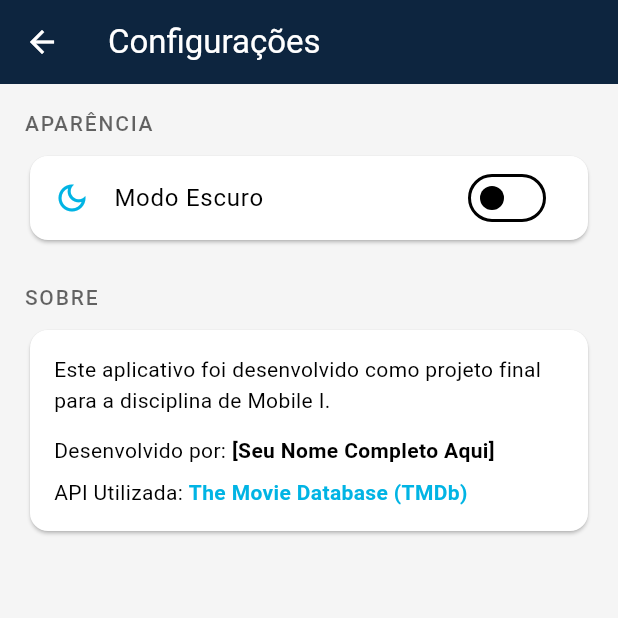
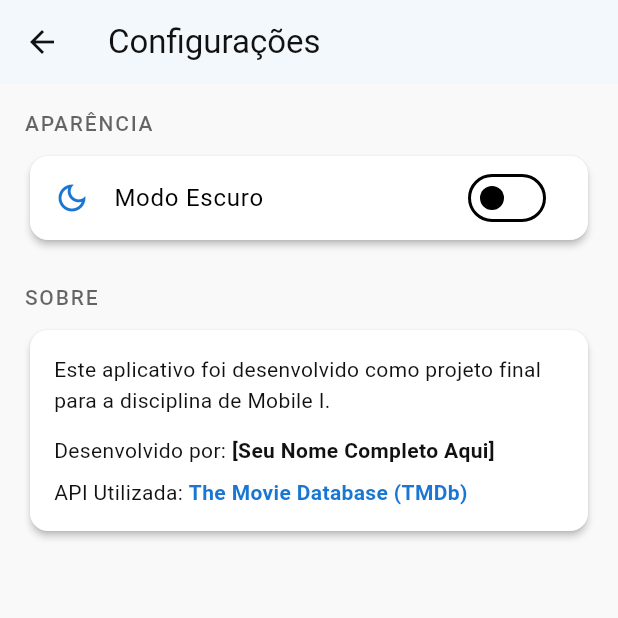
Before and after one commit to eville75/Filmes-Flutter, a Flutter app: the screen it shows after launch, after a tap on the "settings" icon, on a phone screen of 412 x 824 dp, the top half of it. Run offline on Flutter 3.47's test engine with Material 3 defaults, Android fonts, the phone set to English and light mode, and no system bars; our stand-ins replace shared_preferences, youtube_player_flutter; network calls fail.

Commit message:
ajustando cores da interface

```diff
--- a/lib/main.dart
+++ b/lib/main.dart
@@ -4,13 +4,23 @@ import 'Core/RouteManager.dart';
 import 'providers/favorites_provider.dart';
 import 'providers/theme_provider.dart';
 
-// Cores da nova paleta inspirada no TMDB
+// Definindo as cores da sua paleta para fácil acesso
 class AppColors {
-  static const Color tmdbDarkBlue = Color(0xFF0d253f);
-  static const Color tmdbLightBlue = Color(0xFF01b4e4);
-  static const Color tmdbLighterGreen = Color(0xFF90cea1);
-  static const Color almostBlack = Color(0xFF031d33);
-  static const Color nearWhite = Color(0xFFF5F5F5);
+  // Cores Modo Claro
+  static const Color lightBg = Color(0xFFF9F9F9);
+  static const Color lightCard = Color(0xFFFFFFFF);
+  static const Color lightPrimary = Color(0xFF1976D2);
+  static const Color lightText = Color(0xFF111111);
+  static const Color lightTextSecondary = Color(0xFF555555);
+  static const Color lightChip = Color(0xFFE3F2FD);
+
+  // Cores Modo Escuro
+  static const Color darkBg = Color(0xFF121212);
+  static const Color darkCard = Color(0xFF1E1E1E);
+  static const Color darkPrimary = Color(0xFF90CAF9);
+  static const Color darkText = Color(0xFFFFFFFF);
+  static const Color darkTextSecondary = Color(0xFFBBBBBB);
+  static const Color darkChip = Color(0xFF263238);
 }
 
 void main() {
@@ -36,40 +46,69 @@ class MainApp extends StatelessWidget {
           title: 'Filmes Populares',
           themeMode: themeProvider.themeMode,
 
-          // NOVA PALETA - MODO CLARO
+          // TEMA MODO CLARO - Implementação da sua paleta
           theme: ThemeData(
             brightness: Brightness.light,
-            primaryColor: AppColors.tmdbDarkBlue,
-            scaffoldBackgroundColor: AppColors.nearWhite,
+            scaffoldBackgroundColor: AppColors.lightBg,
+            primaryColor: AppColors.lightPrimary,
             colorScheme: const ColorScheme.light(
-              primary: AppColors.tmdbDarkBlue,
-              secondary: AppColors.tmdbLightBlue,
+              primary: AppColors.lightPrimary,
+              secondary: AppColors.lightPrimary, // Usando a mesma cor de destaque
               onPrimary: Colors.white,
+              surface: AppColors.lightCard,
+            ),
+            cardTheme: const CardTheme(
+              color: AppColors.lightCard,
+              elevation: 2,
             ),
             appBarTheme: const AppBarTheme(
-              backgroundColor: AppColors.tmdbDarkBlue,
-              foregroundColor: Colors.white,
+              backgroundColor: AppColors.lightCard,
+              foregroundColor: AppColors.lightText, // Cor do título e ícones
+              elevation: 1,
             ),
+            textTheme: const TextTheme(
+              bodyMedium: TextStyle(color: AppColors.lightText),
+              bodySmall: TextStyle(color: AppColors.lightTextSecondary),
+            ),
+            chipTheme: const ChipThemeData(
+              backgroundColor: AppColors.lightChip,
+              labelStyle: TextStyle(color: AppColors.lightPrimary, fontWeight: FontWeight.w600),
+            ),
+            dividerTheme: const DividerThemeData(
+              color: Colors.black12,
+            )
           ),
 
-          // NOVA PALETA - MODO ESCURO
+          // TEMA MODO ESCURO - Implementação da sua paleta
           darkTheme: ThemeData(
             brightness: Brightness.dark,
-            primaryColor: AppColors.tmdbLightBlue,
-            scaffoldBackgroundColor: AppColors.almostBlack,
+            scaffoldBackgroundColor: AppColors.darkBg,
+            primaryColor: AppColors.darkPrimary,
             colorScheme: const ColorScheme.dark(
-              primary: AppColors.tmdbLightBlue,
-              secondary: AppColors.tmdbLighterGreen,
-              surface: AppColors.tmdbDarkBlue, // Cor dos cards e dialogs
+              primary: AppColors.darkPrimary,
+              secondary: AppColors.darkPrimary, // Cor de destaque
               onPrimary: Colors.black,
+              surface: AppColors.darkCard,
             ),
             cardTheme: const CardTheme(
-              color: AppColors.tmdbDarkBlue,
+              color: AppColors.darkCard,
             ),
             appBarTheme: const AppBarTheme(
-              backgroundColor: AppColors.tmdbDarkBlue,
-              foregroundColor: Colors.white,
+              backgroundColor: AppColors.darkBg,
+              foregroundColor: AppColors.darkText,
+              elevation: 1,
             ),
+            textTheme: const TextTheme(
+              bodyMedium: TextStyle(color: AppColors.darkText),
+              bodySmall: TextStyle(color: AppColors.darkTextSecondary),
+            ),
+            chipTheme: const ChipThemeData(
+              backgroundColor: AppColors.darkChip,
+              labelStyle: TextStyle(color: AppColors.darkPrimary, fontWeight: FontWeight.w600),
+            ),
+            dividerTheme: const DividerThemeData(
+              color: Colors.white12,
+            )
           ),
 
           debugShowCheckedModeBanner: false,
```
